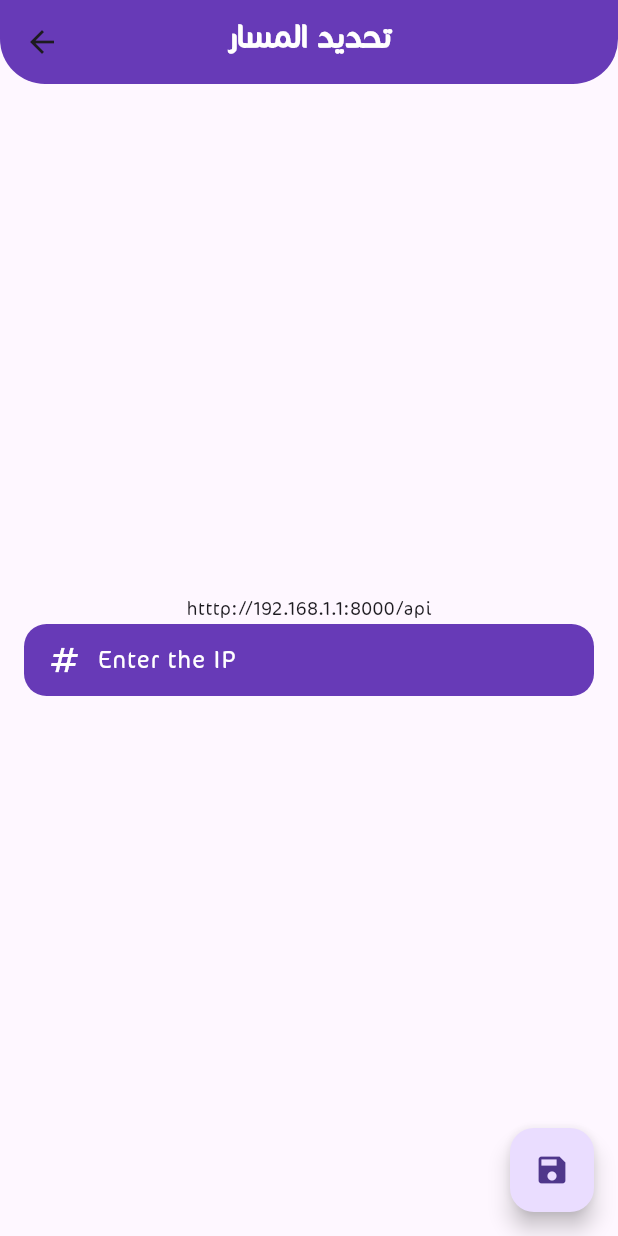
After one commit to AHNXD/e_tcenter, a Flutter app: the screen it shows after launch, after a tap on "click here.", on a phone screen of 412 x 824 dp. The commit adds this screen. Run offline on Flutter 3.47's test engine with Material 3 defaults, Android fonts, the phone set to English and light mode, and no system bars; our stand-ins replace curved_navigation_bar, image_picker, shared_preferences; missing offline and left inert: appinio_video_player; accounts and stored records are empty; network calls fail.

Commit message:
final edits

```diff
--- a/lib/main.dart
+++ b/lib/main.dart
@@ -3,6 +3,7 @@ import 'package:e_tcenter/pages/createCourse.dart';
 import 'package:e_tcenter/pages/TrainerDetailsScreen.dart';
 import 'package:e_tcenter/pages/charge_wallet.dart';
 import 'package:e_tcenter/pages/courseDetails.dart';
+import 'package:e_tcenter/pages/setYourIp.dart';
 import 'package:e_tcenter/pages/showCoursesFromCategory.dart';
 import 'package:e_tcenter/pages/showSubscribedCourses.dart';
 import 'package:e_tcenter/pages/showTeacherCourses.dart';
@@ -54,6 +55,7 @@ class MyApp extends StatelessWidget {
         ShowTeacherCoursesPage.routeName: (context) =>
             const ShowTeacherCoursesPage(),
         AddVideoPage.routeName: (context) => const AddVideoPage(),
+        SetYourIpPage.routeName: (context) => SetYourIpPage(),
       },
     );
   }
--- a/lib/pages/Trainers.dart
+++ b/lib/pages/Trainers.dart
@@ -26,7 +26,7 @@ class _TrainersPageState extends State<TrainersPage> {
                 bottomRight: Radius.circular(30)),
             child: Container(
               color: appColor, //  يمكنك تغيير اللون
-              padding: const EdgeInsets.only(left: 20, bottom: 20),
+              padding: const EdgeInsets.only(bottom: 15),
               alignment: Alignment.bottomCenter,
               child: const Text(
                 'المعلمين',
--- a/lib/pages/addVideo.dart
+++ b/lib/pages/addVideo.dart
@@ -72,7 +72,7 @@ class _AddVideoPageState extends State<AddVideoPage> {
               bottomRight: Radius.circular(30)),
           child: Container(
             color: appColor, // Replace with your desired color
-            padding: const EdgeInsets.only(left: 20, bottom: 20),
+            padding: const EdgeInsets.only(bottom: 15),
             alignment: Alignment.bottomCenter,
             child: const Text(
               "اضافة فيديو",
@@ -93,9 +93,9 @@ class _AddVideoPageState extends State<AddVideoPage> {
             Row(
               mainAxisAlignment: MainAxisAlignment.spaceEvenly,
               children: [
-                ElevatedButton(onPressed: pickVideo, child: Text("Set Video")),
+                ElevatedButton(onPressed: pickVideo, child: const Text("Set Video")),
                 ElevatedButton(
-                    onPressed: pickImage, child: Text("Set Thumbnail"))
+                    onPressed: pickImage, child: const Text("Set Thumbnail"))
               ],
             )
           ],
--- a/lib/pages/charge_wallet.dart
+++ b/lib/pages/charge_wallet.dart
@@ -28,7 +28,7 @@ class _ChargeWalletPageState extends State<ChargeWalletPage> {
               bottomRight: Radius.circular(30)),
           child: Container(
             color: appColor, // Replace with your desired color
-            padding: const EdgeInsets.only(left: 20, bottom: 20),
+            padding: const EdgeInsets.only(bottom: 15),
             alignment: Alignment.bottomCenter,
             child: const Text(
               "شحن المحفظة",
--- a/lib/pages/coursesCategories.dart
+++ b/lib/pages/coursesCategories.dart
@@ -20,7 +20,7 @@ class CoursesCategoriesPage extends StatelessWidget {
               bottomRight: Radius.circular(30)),
           child: Container(
             color: appColor, // Replace with your desired color
-            padding: const EdgeInsets.only(left: 20, bottom: 20),
+            padding: const EdgeInsets.only(bottom: 15),
             alignment: Alignment.bottomCenter,
             child: const Text(
               'أنواع الكورسات',
--- a/lib/pages/createCourse.dart
+++ b/lib/pages/createCourse.dart
@@ -20,7 +20,7 @@ class _CourseFormState extends State<CreateCoursPage> {
   double rate = 0.0;
   var cat = [];
 
-  int? _selectedValue = null;
+  int? _selectedValue;
   final List<DropdownMenuItem<int>> _dropdownItems = [];
 
   void submitData() async {
@@ -61,7 +61,7 @@ class _CourseFormState extends State<CreateCoursPage> {
               bottomRight: Radius.circular(30)),
           child: Container(
             color: appColor, // Replace with your desired color
-            padding: const EdgeInsets.only(left: 20, bottom: 20),
+            padding: const EdgeInsets.only(bottom: 15),
             alignment: Alignment.bottomCenter,
             child: const Text(
               'انشاء كورس',
--- a/lib/pages/login.dart
+++ b/lib/pages/login.dart
@@ -1,3 +1,4 @@
+import 'package:e_tcenter/pages/setYourIp.dart';
 import 'package:flutter/material.dart';
 import 'package:e_tcenter/constatnt.dart';
 import 'package:e_tcenter/pages/home.dart';
@@ -191,6 +192,23 @@ class _LoginPageState extends State<LoginPage> {
                         style: TextStyle(fontSize: 18, color: Colors.white),
                       ),
                     ),
+                    const SizedBox(height: 16.0),
+                    Row(
+                      mainAxisAlignment: MainAxisAlignment.center,
+                      children: [
+                        const Text("You have to set th ip, "),
+                        GestureDetector(
+                          onTap: () {
+                            Navigator.pushNamed(
+                                context, SetYourIpPage.routeName);
+                          },
+                          child: Text(
+                            "click here.",
+                            style: TextStyle(color: appColor),
+                          ),
+                        )
+                      ],
+                    ),
                   ],
                 ),
               ),
--- a/lib/pages/register.dart
+++ b/lib/pages/register.dart
@@ -1,6 +1,5 @@
 import 'package:flutter/material.dart';
 import 'package:e_tcenter/constatnt.dart';
-import 'package:flutter/services.dart';
 import '../services/apiService.dart';
 
 class RegisterPage extends StatefulWidget {
--- /dev/null
+++ b/lib/pages/setYourIp.dart
@@ -0,0 +1,90 @@
+import 'package:e_tcenter/constatnt.dart';
+import 'package:e_tcenter/services/apiService.dart';
+import 'package:e_tcenter/services/save.dart';
+import 'package:flutter/material.dart';
+
+class SetYourIpPage extends StatelessWidget {
+  static const routeName = '/setIp';
+  SetYourIpPage({super.key});
+  TextEditingController _controller = new TextEditingController();
+
+  @override
+  Widget build(BuildContext context) {
+    return Scaffold(
+      floatingActionButton: FloatingActionButton(
+        onPressed: () {
+          if (_controller.text.isEmpty) {
+            message("Please enter the IP", Colors.red, context);
+            return;
+          } else {
+            ApiService.ip = _controller.text;
+            SaveService.save("ip", ApiService.ip);
+            message("Succses", Colors.green, context);
+          }
+        },
+        child: const Icon(Icons.save),
+      ),
+      appBar: AppBar(
+        backgroundColor: Colors.transparent,
+        elevation: 0,
+        flexibleSpace: ClipRRect(
+          borderRadius: const BorderRadius.only(
+              bottomLeft: Radius.circular(30),
+              bottomRight: Radius.circular(30)),
+          child: Container(
+            color: appColor, // Replace with your desired color
+            padding: const EdgeInsets.only(bottom: 15),
+            alignment: Alignment.bottomCenter,
+            child: const Text(
+              'تحديد المسار',
+              style: TextStyle(
+                  fontSize: 24,
+                  fontWeight: FontWeight.bold,
+                  color: Colors.white),
+            ),
+          ),
+        ),
+      ),
+      body: Padding(
+        padding: const EdgeInsets.all(16.0),
+        child: Column(
+          mainAxisAlignment: MainAxisAlignment.center,
+          children: [
+            Text("htttp://192.168.1.1:8000/api"),
+            buildInputField(Icons.numbers, "Enter the IP", _controller)
+          ],
+        ),
+      ),
+    );
+  }
+
+  Widget buildInputField(
+      IconData icon, String hintText, TextEditingController controller,
+      {bool isPassword = false}) {
+    return Container(
+      margin: const EdgeInsets.only(bottom: 20),
+      padding: const EdgeInsets.symmetric(horizontal: 15),
+      decoration: BoxDecoration(
+        color: appColor, // لون زهري فاتح
+        borderRadius: BorderRadius.circular(15),
+      ),
+      child: Row(
+        children: [
+          Icon(icon, color: Colors.white),
+          const SizedBox(width: 10),
+          Expanded(
+            child: TextField(
+              controller: controller,
+              decoration: InputDecoration(
+                hintText: hintText,
+                hintStyle: const TextStyle(color: Colors.white),
+                border: InputBorder.none,
+              ),
+              style: const TextStyle(color: Colors.white, fontSize: 18),
+            ),
+          ),
+        ],
+      ),
+    );
+  }
+}
--- a/lib/pages/settings.dart
+++ b/lib/pages/settings.dart
@@ -1,4 +1,3 @@
-import 'package:e_tcenter/models/teacher.dart';
 import 'package:e_tcenter/pages/charge_wallet.dart';
 
 import 'package:flutter/material.dart';
@@ -39,7 +38,7 @@ class _SettingsPageState extends State<SettingsPage> {
               bottomRight: Radius.circular(30)),
           child: Container(
             color: appColor, // Replace with your desired color
-            padding: const EdgeInsets.only(left: 20, bottom: 20),
+            padding: const EdgeInsets.only(bottom: 15),
             alignment: Alignment.bottomCenter,
             child: const Text(
               "الإعدادات",
--- a/lib/pages/showSubscribedCourses.dart
+++ b/lib/pages/showSubscribedCourses.dart
@@ -25,7 +25,7 @@ class _ShowSubscribedCoursesPageState extends State<ShowSubscribedCoursesPage> {
             bottomLeft: Radius.circular(30), bottomRight: Radius.circular(30)),
         child: Container(
           color: appColor, // Replace with your desired color
-          padding: const EdgeInsets.only(left: 20, bottom: 20),
+          padding: const EdgeInsets.only(bottom: 15),
             alignment: Alignment.bottomCenter,
           child: const Text(
             "الكورسات المشترك بها",
--- a/lib/pages/showVideo.dart
+++ b/lib/pages/showVideo.dart
@@ -45,7 +45,7 @@ class _ShowVideoPageState extends State<ShowVideoPage> {
               bottomRight: Radius.circular(30)),
           child: Container(
             color: appColor, // Replace with your desired color
-            padding: const EdgeInsets.only(left: 20, bottom: 20),
+            padding: const EdgeInsets.only(bottom: 15),
             alignment: Alignment.bottomCenter,
             child: const Text(
               "الفيديو",
--- a/pubspec.yaml
+++ b/pubspec.yaml
@@ -66,7 +66,7 @@ flutter:
   # To add assets to your application, add an assets section, like this:
   assets:
     - assets/videos/
-  #   - images/a_dot_ham.jpeg
+    - assets/images/
 
   # An image asset can refer to one or more resolution-specific "variants", see
   # https://flutter.dev/assets-and-images/#resolution-aware
```
Also changed, not shown: lib/pages/TrainerDetailsScreen.dart (+6 -6 lines), lib/pages/courseDetails.dart (+38 -12 lines), lib/pages/courses_and_Trainers.dart (+101 -201 lines), lib/pages/showCoursesFromCategory.dart (+6 -5 lines), lib/pages/showTeacherCourses.dart (+6 -7 lines), lib/services/apiService.dart (+48 -14 lines), assets/images/poster.png (added).
